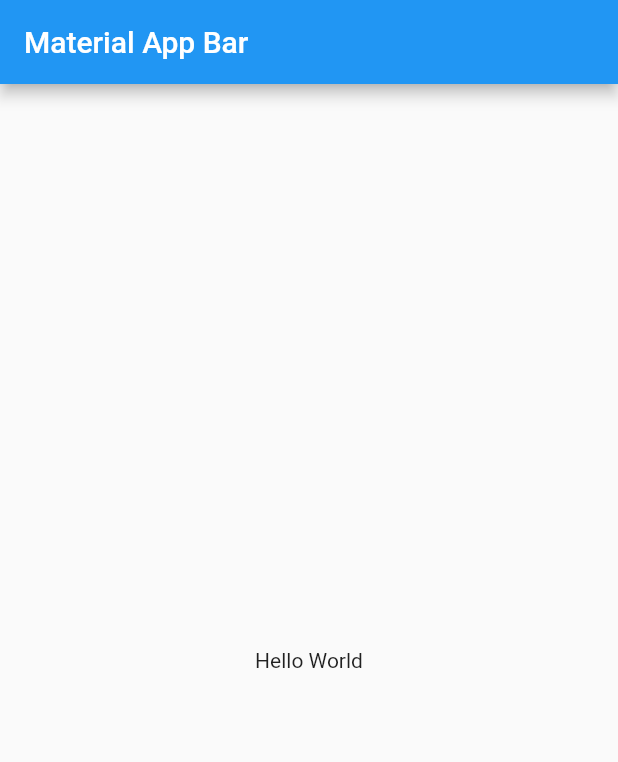
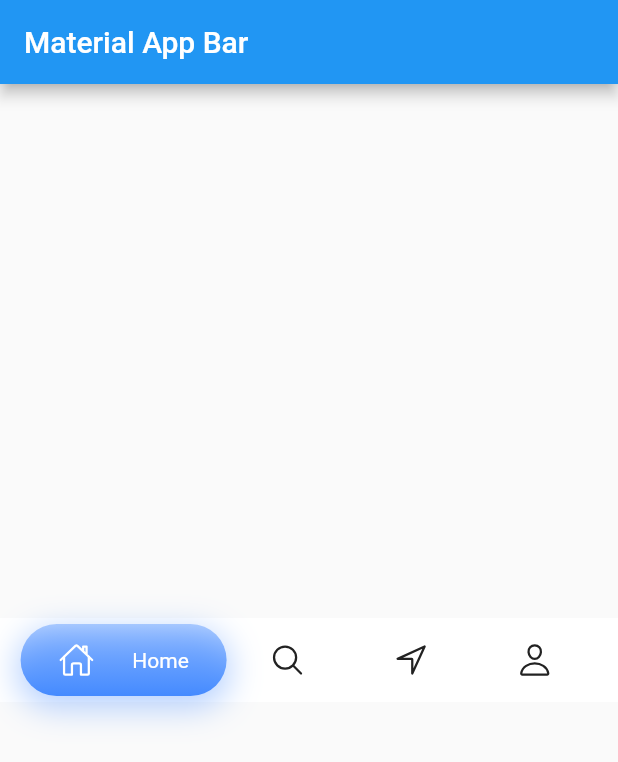
Before and after one commit to seyfettiny/BottomNavigationBars, a Flutter app: the screen it shows after launch, on a phone screen of 412 x 824 dp. Shown: the top 762 px of the screen. Run offline on Flutter 3.47's test engine with Material 2 defaults, Android fonts, the phone set to English and light mode, and no system bars; our stand-ins replace ionicons.

Commit message:
Implement Google Nav Bar.

```diff
--- /dev/null
+++ b/lib/google_bottom_nav.dart
@@ -0,0 +1,154 @@
+import 'package:flutter/material.dart';
+import 'package:ionicons/ionicons.dart';
+class FirstBottomNav extends StatefulWidget {
+  const FirstBottomNav({
+    Key? key,
+  }) : super(key: key);
+
+  @override
+  State<FirstBottomNav> createState() => _FirstBottomNavState();
+}
+
+class _FirstBottomNavState extends State<FirstBottomNav>
+    with SingleTickerProviderStateMixin {
+  late final _animationController;
+  int _currentIndex = 0;
+  @override
+  void initState() {
+    super.initState();
+    _animationController = AnimationController(
+        vsync: this, duration: const Duration(milliseconds: 200))
+      ..addListener(() {
+        setState(() {});
+      });
+  }
+
+  @override
+  void dispose() {
+    _animationController.dispose();
+    super.dispose();
+  }
+
+  @override
+  Widget build(BuildContext context) {
+    return Material(
+      child: Container(
+        height: AppBar().preferredSize.height,
+        color: Colors.white,
+        child: Row(
+          mainAxisAlignment: MainAxisAlignment.spaceEvenly,
+          children: [
+            BottomBarItem(
+              icon: Ionicons.home_outline,
+              label: 'Home',
+              selected: _currentIndex == 0,
+              selectedColor: Colors.blueAccent,
+              onTap: () {
+                setState(() {
+                  _currentIndex = 0;
+                });
+              },
+            ),
+            BottomBarItem(
+              icon: Ionicons.search_outline,
+              label: 'Search',
+              selected: _currentIndex == 1,
+              selectedColor: Colors.pinkAccent,
+              onTap: () {
+                setState(() {
+                  _currentIndex = 1;
+                });
+              },
+            ),
+            BottomBarItem(
+              icon: Ionicons.navigate_outline,
+              label: 'Map',
+              selected: _currentIndex == 2,
+              selectedColor: Colors.amber,
+              onTap: () {
+                setState(() {
+                  _currentIndex = 2;
+                });
+              },
+            ),
+            BottomBarItem(
+              icon: Ionicons.person_outline,
+              label: 'Proasdasdfile',
+              selected: _currentIndex == 3,
+              selectedColor: Colors.deepPurpleAccent,
+              onTap: () {
+                setState(() {
+                  _currentIndex = 3;
+                });
+              },
+            ),
+          ],
+        ),
+      ),
+    );
+  }
+
+  InkWell BottomBarItem({
+    required IconData icon,
+    required String label,
+    required bool selected,
+    required VoidCallback onTap,
+    required Color selectedColor,
+  }) {
+    return InkWell(
+      onTap: onTap,
+      splashColor: Colors.transparent,
+      child: AnimatedContainer(
+        duration: _animationController.duration,
+        alignment: Alignment.center,
+        decoration: BoxDecoration(
+          gradient: LinearGradient(
+            colors: [
+              selected ? selectedColor.withAlpha(100) : Colors.transparent,
+              selected ? selectedColor : Colors.transparent,
+            ],
+            begin: Alignment.topCenter,
+            end: Alignment.bottomCenter,
+          ),
+          boxShadow: [
+            BoxShadow(
+              color:
+                  selected ? selectedColor.withAlpha(100) : Colors.transparent,
+              blurRadius: selected ? 18 : 0,
+              spreadRadius: selected ? 2 : 0,
+              offset: Offset(0, selected ? 6 : 0),
+            ),
+          ],
+          borderRadius: BorderRadius.circular(24.0),
+        ),
+        height: 48,
+        width: selected
+            ? MediaQuery.of(context).size.width / 3
+            : MediaQuery.of(context).size.width / 6,
+        child: Row(
+          mainAxisAlignment: MainAxisAlignment.spaceEvenly,
+          mainAxisSize: MainAxisSize.max,
+          children: [
+            Icon(
+              icon,
+              color: selected ? Colors.white : Colors.black87,
+            ),
+            Flexible(
+              child: Visibility(
+                visible: selected,
+                child: Text(
+                  label,
+                  overflow: TextOverflow.fade,
+                  maxLines: 1,
+                  style: TextStyle(
+                    color: selected ? Colors.white : Colors.black87,
+                  ),
+                ),
+              ),
+            )
+          ],
+        ),
+      ),
+    );
+  }
+}
--- a/lib/main.dart
+++ b/lib/main.dart
@@ -1,4 +1,6 @@
 import 'package:flutter/material.dart';
+
+import 'google_bottom_nav.dart';
 
 void main() => runApp(const MyApp());
 
@@ -13,12 +15,26 @@ class MyApp extends StatelessWidget {
         appBar: AppBar(
           title: const Text('Material App Bar'),
         ),
-        body: Center(
-          child: Container(
-            child: const Text('Hello World'),
-          ),
-        ),
+        body: const HomeScreen(),
       ),
     );
   }
 }
+
+class HomeScreen extends StatelessWidget {
+  const HomeScreen({
+    Key? key,
+  }) : super(key: key);
+
+  @override
+  Widget build(BuildContext context) {
+    return Center(
+      child: Column(
+        mainAxisAlignment: MainAxisAlignment.spaceEvenly,
+        children: const [
+          FirstBottomNav(),
+        ],
+      ),
+    );
+  }
+}
--- a/pubspec.yaml
+++ b/pubspec.yaml
@@ -13,6 +13,7 @@ dependencies:
     sdk: flutter
 
   cupertino_icons: ^1.0.2
+  ionicons: ^0.1.2
 
 dev_dependencies:
   flutter_test:
```
Also changed, not shown: pubspec.lock.
